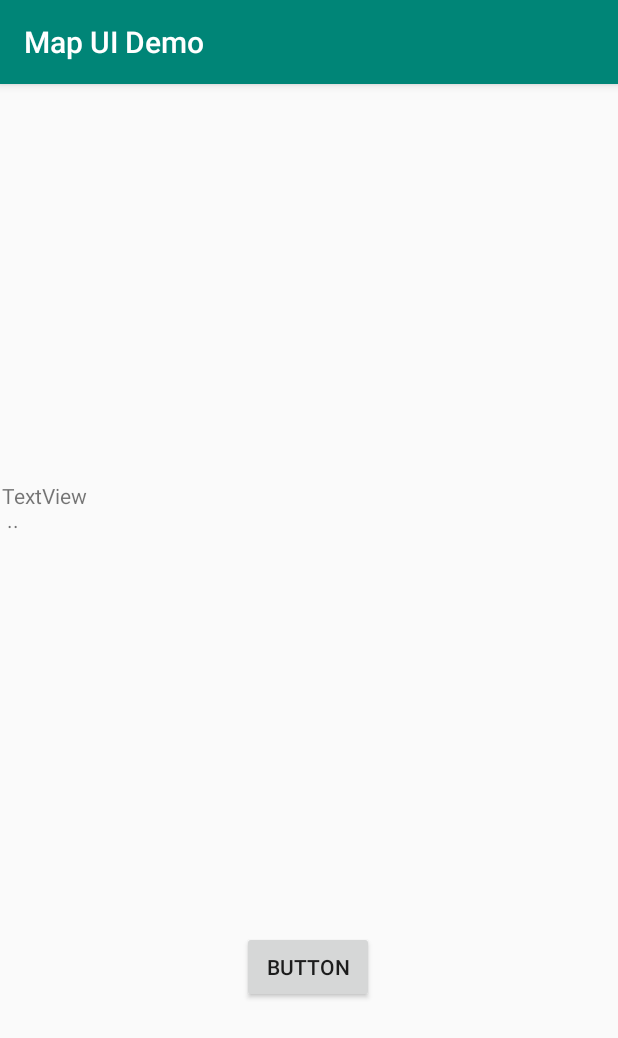
After one commit to MTrec-PathAdvisor/MapUIdemo, an Android app: the TestActivity screen opened directly, with no data from a screen before it, on a phone screen of 412 x 824 dp. The commit adds this screen. Shown: the top 1038 px of the screen. Run offline under Robolectric (Android 15) with nearby library versions, the phone set to English and light mode, and no system bars; libraries missing offline, so code that uses them is left out: wherami.lbs.sdk.

Commit message:
1st  trial code

```diff
--- a/app/src/main/java/com/wherami/mapuidemo/SpeedCalculator/XYZAccelerometer.java
+++ b/app/src/main/java/com/wherami/mapuidemo/SpeedCalculator/XYZAccelerometer.java
@@ -80,4 +80,7 @@ public class XYZAccelerometer extends Accelerometer {
     public  void setdZ(float dZ) {
         this.dZ = dZ;
     }
+    public float getdAccThreshold(){
+        return (float) Math.sqrt(dX*dX+dY*dY+dZ*dZ);
+    }
 }
--- /dev/null
+++ b/app/src/main/java/com/wherami/mapuidemo/TestActivity.java
@@ -0,0 +1,215 @@
+package com.wherami.mapuidemo;
+
+import static android.content.ContentValues.TAG;
+
+import android.content.Context;
+import android.content.Intent;
+import android.content.pm.PackageManager;
+import android.hardware.Sensor;
+import android.hardware.SensorManager;
+import android.media.MediaPlayer;
+import android.media.Ringtone;
+import android.media.RingtoneManager;
+import android.net.Uri;
+import android.os.Build;
+import android.os.Bundle;
+import android.os.Handler;
+import android.os.HandlerThread;
+import android.os.Message;
+import android.support.v4.app.ActivityCompat;
+import android.support.v7.app.AppCompatActivity;
+import android.text.method.ScrollingMovementMethod;
+import android.util.Log;
+import android.view.View;
+import android.widget.Button;
+import android.widget.ScrollView;
+import android.widget.TextView;
+import android.widget.Toast;
+
+import com.wherami.mapuidemo.SpeedCalculator.Calibrator;
+import com.wherami.mapuidemo.SpeedCalculator.MeasureData;
+import com.wherami.mapuidemo.SpeedCalculator.MeasurePoint;
+import com.wherami.mapuidemo.SpeedCalculator.Point;
+import com.wherami.mapuidemo.SpeedCalculator.XYZAccelerometer;
+
+import java.io.StreamCorruptedException;
+import java.net.URISyntaxException;
+import java.util.ArrayList;
+import java.util.Date;
+import java.util.List;
+import java.util.Timer;
+import java.util.TimerTask;
+
+import wherami.lbs.sdk.Client;
+
+public class TestActivity extends AppCompatActivity {
+
+
+    static final int TIMER_DONE = 2;
+    static final int START = 3;
+    static final int CAL_TIMER_DONE = 4;
+    static final int ERROR = 5;
+
+//    private StartCatcher mStartListener;
+    private XYZAccelerometer xyzAcc;
+    private SensorManager mSensorManager;
+    public static final long UPDATE_INTERVAL = 200;
+    public static final long MEASURE_TIMES = 10;
+    private Timer timer = null;
+    private TextView tv;
+    private Button testBtn;
+//    private int counter;
+    private boolean shouldCalibrate = false;
+    private boolean isStarted = false;
+
+    private MeasureData mdXYZ;
+//    private List<MeasurePoint> mspXYZ = new ArrayList<>();
+    private Handler hRefresh = new Handler();
+    private Runnable calSpeed = new Runnable() {
+        @Override
+        public void run() {
+            onMeasureDone();
+            String es1 = Float.toString(Math.round(mdXYZ.getLastSpeedKm()*100)/100f);
+            String es2 = Float.toString(mdXYZ.getLastSpeed());
+            tv.append(" END SPEED " + es1 + " " +es2 + " "+ System.currentTimeMillis()+" \n");
+            if (mdXYZ.getLastSpeed() > 1.0F){
+
+                Uri notification = RingtoneManager.getDefaultUri(RingtoneManager.TYPE_NOTIFICATION);
+                Ringtone r = RingtoneManager.getRingtone(getApplicationContext(), notification);
+                r.play();
+            }
+//            mdXYZ = new MeasureData(UPDATE_INTERVAL);
+////            counter = 0;
+//            mdXYZ.setView(tv);
+            hRefresh.postDelayed(this,1000);
+        }
+    };
+    /** handler for async events*/
+
+
+    /** Called when the activity is first created. */
+    @Override
+    public void onCreate(Bundle savedInstanceState) {
+        super.onCreate(savedInstanceState);
+        setContentView(R.layout.activity_test);
+        tv = (TextView) findViewById(R.id.textViewTest);
+        testBtn = (Button) findViewById(R.id.test_button);
+        testBtn.setOnClickListener(new View.OnClickListener() {
+            @Override
+            public void onClick(View v) {
+                onButtonTest(v);
+            }
+        });
+        tv.setMovementMethod(new ScrollingMovementMethod());
+//        MediaPlayer mediaPlayer = MediaPlayer.create(this, R.raw.sound_file_1);
+//        mediaPlayer.start();
+//        shouldCalibrate = false;
+    }
+
+    @Override
+    protected void onResume() {
+        super.onResume();
+        tv.append("\n ..");
+        mSensorManager = (SensorManager) getSystemService(Context.SENSOR_SERVICE);
+        setAccelerometer();
+//        setStartCatcher();
+        mSensorManager.registerListener(xyzAcc,
+                mSensorManager.getDefaultSensor(Sensor.TYPE_LINEAR_ACCELERATION),
+                SensorManager.SENSOR_DELAY_GAME);
+
+    }
+
+    @Override
+    protected void onPause() {
+        mSensorManager.unregisterListener(xyzAcc);
+        super.onPause();
+    }
+
+
+    public void onButtonTest(View v) {
+//        disableButtons();
+        if (isStarted){
+            isStarted=false;
+//            hRefresh.sendEmptyMessage(TIMER_DONE);
+            timer.cancel();
+            timer.purge();
+            timer=null;
+            hRefresh.removeCallbacks(calSpeed);
+        }else{
+            isStarted=true;
+            mdXYZ = new MeasureData(UPDATE_INTERVAL);
+            //            counter = 0;
+            mdXYZ.setView(tv);
+//            if(shouldCalibrate){
+//                tv.append("Calibrating");
+//                shouldCalibrate = false;
+//                Calibrator cal = new Calibrator(hRefresh, xyzAcc, START);
+//                cal.calibrate();
+//            }else{
+//                hRefresh.sendEmptyMessage(START);
+//            }
+            tv.append(" START" +  System.currentTimeMillis() +" \n");
+            if(timer == null) {
+                timer = new Timer();
+            }else
+                timer.cancel();
+            timer.scheduleAtFixedRate(
+                    new TimerTask() {
+                        public void run() {
+                            mdXYZ.addPoint(xyzAcc.getPoint());
+                        }
+                    },
+                    0,
+                    UPDATE_INTERVAL);
+            hRefresh.postDelayed(calSpeed,1000);
+        }
+
+
+    }
+
+//    void dumpSensor() {
+//        ++counter;
+//        mdXYZ.addPoint(xyzAcc.getPoint());
+
+//        hRefresh.sendEmptyMessage(99);
+
+//        if (counter > MEASURE_TIMES) {
+//            counter=0;
+////            timer.cancel();
+//            onMeasureDone();
+//            String es1 = Float.toString(Math.round(mdXYZ.getLastSpeedKm()*100)/100f);
+//            String es2 = Float.toString(mdXYZ.getLastSpeed());
+//            tv.append(" END SPEED " + es1 + " " +es2 + " "+ System.currentTimeMillis()+" \n");
+//            hRefresh.sendEmptyMessage(START);
+//        }
+
+//    }
+
+
+
+
+    private void setAccelerometer() {
+        xyzAcc = new XYZAccelerometer();
+        mSensorManager.registerListener(xyzAcc,
+                mSensorManager.getDefaultSensor(Sensor.TYPE_LINEAR_ACCELERATION),
+                SensorManager.SENSOR_DELAY_UI);
+    }
+
+    private void enableButtons() {
+        testBtn.setEnabled(true);
+
+    }
+    private void disableButtons() {
+        testBtn.setEnabled(false);
+    }
+
+    private void onMeasureDone() {
+        try {
+            mdXYZ.process();
+//            long now = System.currentTimeMillis();
+//            mdXYZ.saveExt(this, Long.toString(now) + ".csv");
+        } catch (Throwable ex) {
+            Toast.makeText(this, ex.getMessage().toString(), Toast.LENGTH_SHORT);
+        }
+    }
+}
--- /dev/null
+++ b/app/src/main/res/layout/activity_test.xml
@@ -0,0 +1,60 @@
+<?xml version="1.0" encoding="utf-8"?>
+<android.support.constraint.ConstraintLayout xmlns:android="http://schemas.android.com/apk/res/android"
+    xmlns:app="http://schemas.android.com/apk/res-auto"
+    xmlns:tools="http://schemas.android.com/tools"
+    android:layout_width="match_parent"
+    android:layout_height="match_parent"
+    tools:context=".MainActivity">
+
+
+<!--    <ScrollView-->
+
+<!--        android:id="@+id/sv"-->
+<!--        android:layout_width="wrap_content"-->
+<!--        android:layout_height="wrap_content"-->
+<!--        android:layout_marginEnd="2dp"-->
+<!--        app:layout_constraintBottom_toTopOf="@+id/test_button"-->
+<!--        app:layout_constraintEnd_toEndOf="parent"-->
+<!--        app:layout_constraintStart_toStartOf="parent"-->
+<!--        app:layout_constraintTop_toTopOf="parent">-->
+
+<!--        <LinearLayout-->
+<!--            android:layout_width="match_parent"-->
+<!--            android:layout_height="wrap_content"-->
+<!--            android:orientation="vertical">-->
+
+<!--            -->
+<!--        </LinearLayout>-->
+<!--    </ScrollView>-->
+    <TextView
+        android:id="@+id/textViewTest"
+        android:layout_width="409dp"
+        android:layout_height="wrap_content"
+        android:maxLines="20"
+        android:gravity="bottom"
+        android:scrollbars = "vertical"
+        android:text="TextView"
+        app:layout_constraintBottom_toTopOf="@+id/test_button"
+        app:layout_constraintEnd_toEndOf="parent"
+        app:layout_constraintHorizontal_bias="0.5"
+        app:layout_constraintStart_toStartOf="parent"
+        app:layout_constraintTop_toTopOf="parent" />
+    <Button
+        android:id="@+id/test_button"
+        android:layout_width="wrap_content"
+        android:layout_height="wrap_content"
+        android:layout_marginStart="8dp"
+        android:layout_marginTop="8dp"
+        android:layout_marginEnd="8dp"
+        android:layout_marginBottom="8dp"
+        android:onClick="onButtonClicked"
+        android:text="Button"
+        app:layout_constraintBottom_toBottomOf="parent"
+        app:layout_constraintEnd_toEndOf="parent"
+        app:layout_constraintHorizontal_bias="0.498"
+        app:layout_constraintStart_toStartOf="parent"
+        app:layout_constraintTop_toTopOf="parent"
+        app:layout_constraintVertical_bias="0.791" />
+
+
+</android.support.constraint.ConstraintLayout>
--- /dev/null
+++ b/app/src/main/res/values-land/dimens.xml
@@ -0,0 +1,3 @@
+<resources>
+    <dimen name="fab_margin">48dp</dimen>
+</resources>
--- /dev/null
+++ b/app/src/main/res/values-w1240dp/dimens.xml
@@ -0,0 +1,3 @@
+<resources>
+    <dimen name="fab_margin">200dp</dimen>
+</resources>
--- /dev/null
+++ b/app/src/main/res/values-w600dp/dimens.xml
@@ -0,0 +1,3 @@
+<resources>
+    <dimen name="fab_margin">48dp</dimen>
+</resources>
```
Also changed, not shown: app/build.gradle (+6 -2 lines), app/src/main/AndroidManifest.xml (+8 -1 lines), app/src/main/java/com/wherami/mapuidemo/MainActivity.java (+5 -4 lines), app/src/main/java/com/wherami/mapuidemo/MapActivity.java (+141 -0 lines), app/src/main/java/com/wherami/mapuidemo/SpeedCalculator/Calibrator.java (+6 -3 lines), app/src/main/java/com/wherami/mapuidemo/SpeedCalculator/MeasureData.java (+21 -2 lines), app/src/main/java/com/wherami/mapuidemo/SpeedCalculator/MeasurePoint.java (+12 -4 lines), app/src/main/res/navigation/nav_graph.xml (added, +28 -0 lines), app/src/main/res/values/strings.xml (+9 -0 lines), app/src/main/res/values/themes.xml (added, +11 -0 lines), 1 other file.
